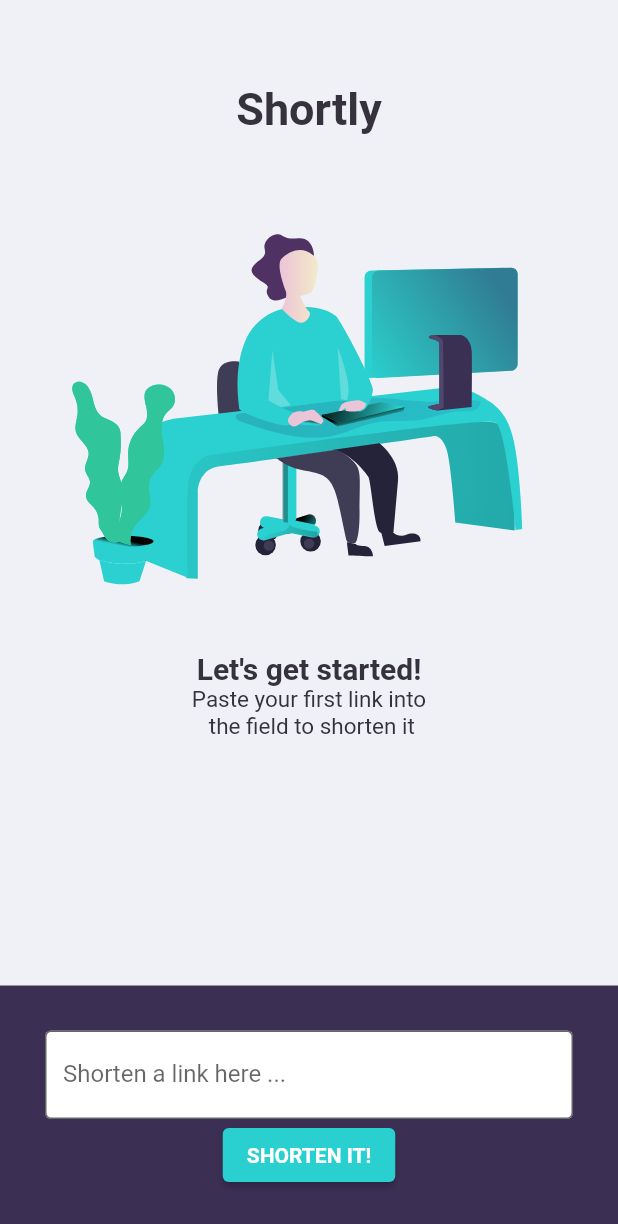
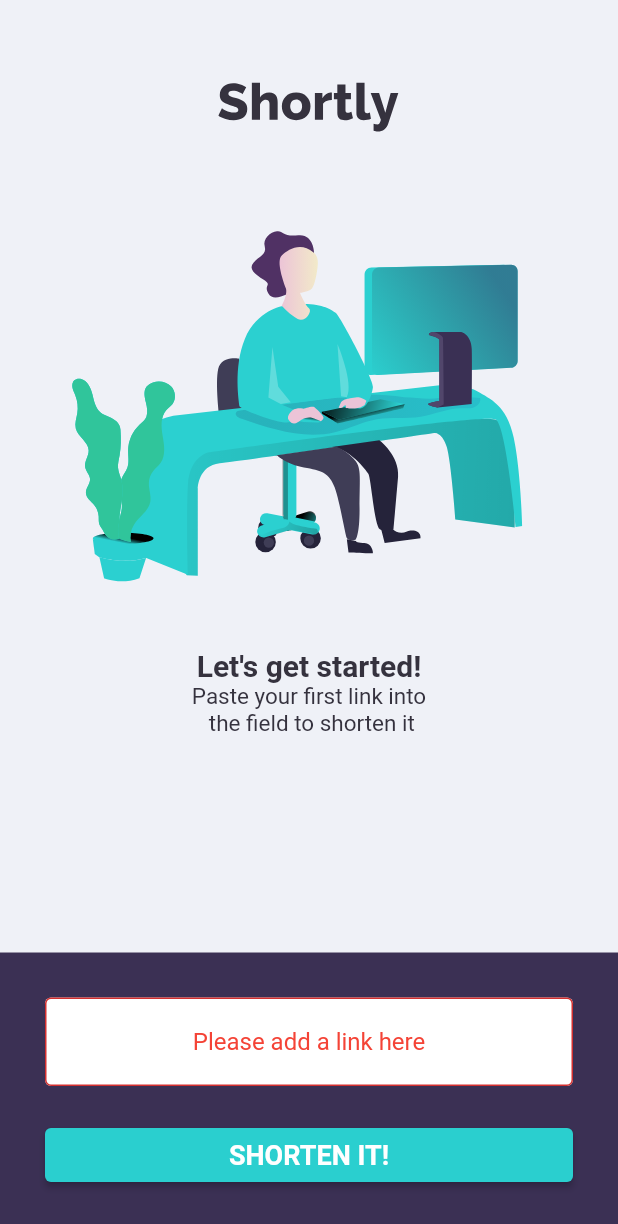
Before and after one commit to EgeYildir/Shortly-Challenge, a Flutter app: the screen it shows after launch, after a tap on "SHORTEN IT!", on a phone screen of 412 x 824 dp. Shown: the top 1224 px of the screen. Run offline on Flutter 3.47's test engine with Material 2 defaults, Android fonts, the phone set to English and light mode, and no system bars; our stand-ins replace flutter_svg.

Commit message:
Make visual improvements

```diff
--- a/lib/screens/home_screen.dart
+++ b/lib/screens/home_screen.dart
@@ -1,5 +1,4 @@
 import 'dart:convert';
-
 import 'package:flutter/material.dart';
 import 'package:flutter_svg/flutter_svg.dart';
 import 'package:shortly_challenge/screens/components/history_card.dart';
@@ -14,21 +13,29 @@ class HomeScreen extends StatefulWidget {
 
 class _HomeScreenState extends State<HomeScreen> {
   final history = [];
+
   String fullUrl = "";
   String shortenedUrl = "";
 
+  //Define form key.
+  final formKey = GlobalKey<FormState>();
+
+  //Define field states.
+  String fieldMessage = 'Shorten a link here ...';
+  Color messageColor = Colors.grey;
+
   Future<http.Response> fetchURL(link) async {
-    final response =
-        await http.get(Uri.parse("https://api.shrtco.de/v2/shorten?url=$link"));
-    if (response.statusCode == 201) {
+    final response = await http.get(Uri.parse(
+        "https://api.shrtco.de/v2/shorten?url=$link")); //Api address is hardcoded!
     Map<String, dynamic> body = jsonDecode(response.body);
+    if (body['ok']) {
       var data = body['result'];
       setState(() {
         history.insert(
             0,
             HistoryCard(
-              originalLink: data['original_link'],
-              shortenedLink: data['short_link'],
+              originalUrl: data['original_link'],
+              shortenedUrl: data['short_link'],
             ));
       });
       return response;
@@ -37,7 +44,8 @@ class _HomeScreenState extends State<HomeScreen> {
     }
   }
 
-  TextEditingController urlController = TextEditingController();
+  TextEditingController urlController =
+      TextEditingController(); //Define a controller for form field.
 
   @override
   Widget build(BuildContext context) {
@@ -58,14 +66,8 @@ class _HomeScreenState extends State<HomeScreen> {
                             Container(
                               margin:
                                   const EdgeInsets.only(top: 35, bottom: 20),
-                              child: const Text(
-                                "Shortly",
-                                textAlign: TextAlign.center,
-                                style: TextStyle(
-                                  fontSize: 30,
-                                  fontWeight: FontWeight.bold,
-                                  color: Color(0xFF35323E),
-                                ),
+                              child: SvgPicture.asset(
+                                "assets/images/logo.svg",
                               ),
                             ),
                             SvgPicture.asset(
@@ -92,43 +94,74 @@ class _HomeScreenState extends State<HomeScreen> {
                         ),
                       ),
                     )
-                  : ListView.builder(
+                  : Container(
+                      margin: const EdgeInsets.all(10),
+                      child: ListView.builder(
                         itemCount: history.length,
                         itemBuilder: (BuildContext context, int index) {
                           return history[index];
                         },
                       ),
                     ),
+            ),
             Container(
               color: const Color(0xFF3B3054),
               padding: const EdgeInsets.all(30),
+              child: Form(
+                key: formKey,
                 child: Column(
                   children: <Widget>[
-                  TextField(
+                    TextFormField(
                       controller: urlController,
-                    decoration: const InputDecoration(
-                      border: OutlineInputBorder(),
-                      labelText: 'Shorten a link here ...',
+                      decoration: InputDecoration(
+                        border: const OutlineInputBorder(),
+                        hintText: fieldMessage,
+                        hintStyle: TextStyle(color: messageColor),
                         filled: true,
                         fillColor: Colors.white,
+                        errorStyle: const TextStyle(height: 0),
                       ),
+                      textAlign: TextAlign.center,
+                      validator: (value) {
+                        if (value == null || value.isEmpty) {
+                          setState(() {
+                            fieldMessage = "Please add a link here";
+                            messageColor =
+                                Colors.red; //Warn user when no url is provided.
+                          });
+                          return "";
+                        }
+                        return null;
+                      },
                     ),
-                  ElevatedButton(
+                    Row(
+                      children: <Widget>[
+                        Expanded(
+                          child: ElevatedButton(
                             onPressed: () {
-                      fetchURL(urlController.text);
+                              if (formKey.currentState!.validate()) {
+                                //Validate the form field.
+                                fetchURL(urlController
+                                    .text); //Call fetch url with the given input.
+                              }
                             },
                             child: const Text(
                               "SHORTEN IT!",
                               style: TextStyle(
                                 fontWeight: FontWeight.bold,
+                                fontSize: 18,
                               ),
                             ),
                             style: ButtonStyle(
-                      backgroundColor:
-                          MaterialStateProperty.all(const Color(0xFF2ACFCF)),
+                              backgroundColor: MaterialStateProperty.all(
+                                  const Color(0xFF2ACFCF)),
+                            ),
                           ),
                         ),
                       ],
+                    ),
+                  ],
+                ),
               ),
             ),
           ],
```
Also changed, not shown: lib/screens/components/history_card.dart (+45 -6 lines). Lines whose indentation alone changed are shown as unchanged.
